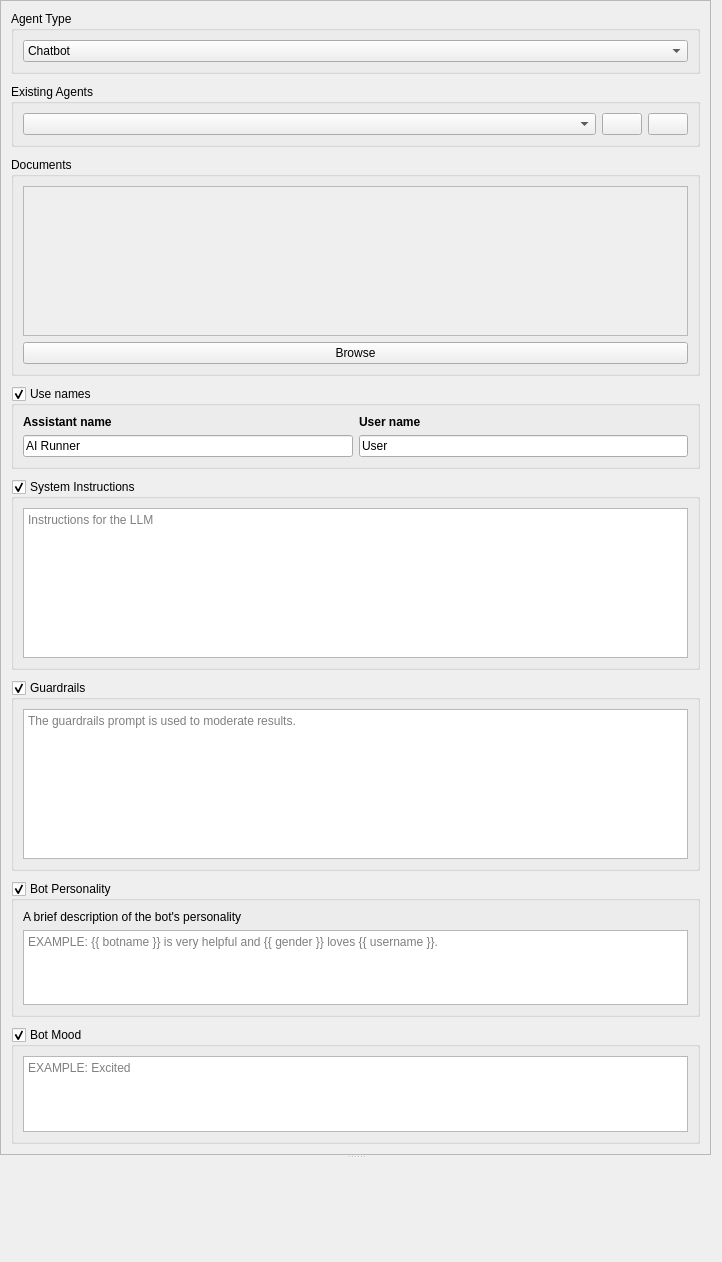
This is src/airunner/widgets/llm/templates/bot_preferences.ui in Capsize-Games/airunner as Qt 5 draws it before an edit. The edited form follows.
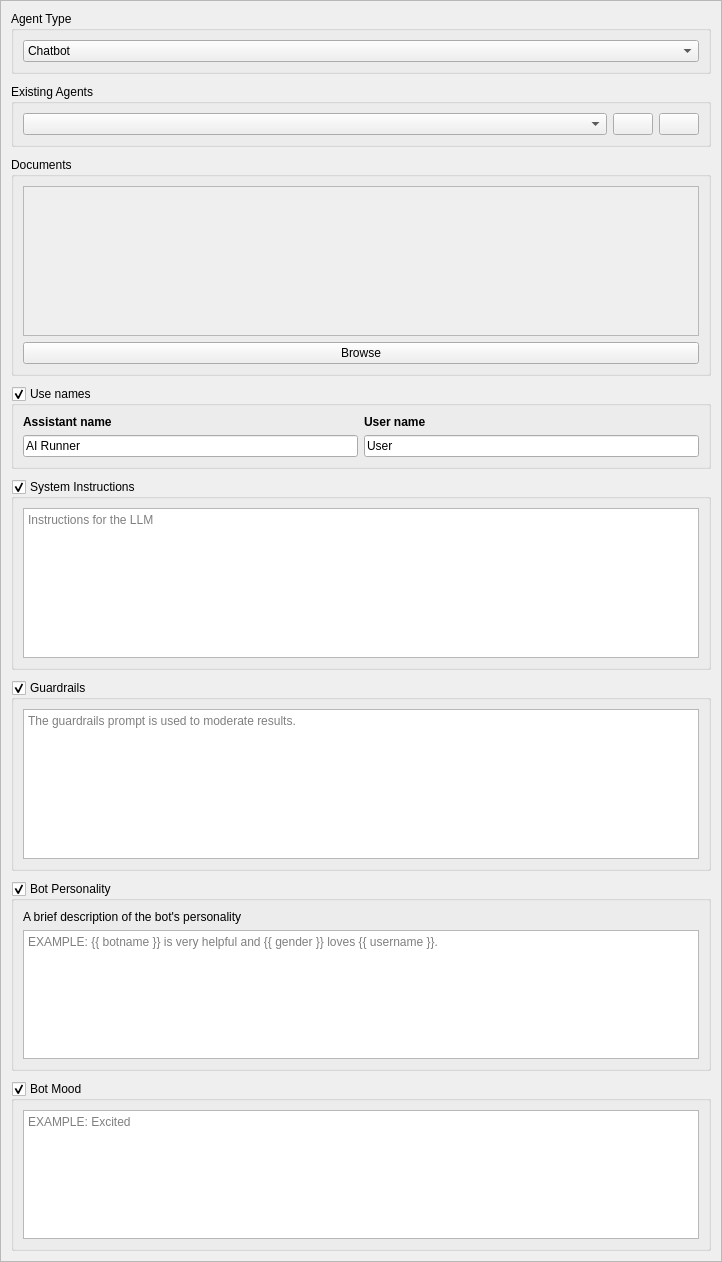
This is the edited form. Icons and pictures are not drawn. Custom widgets are drawn as their Qt base class.

Commit message: improved handling of generator settings

What changed in the file:
```diff
--- a/src/airunner/widgets/llm/templates/bot_preferences.ui
+++ b/src/airunner/widgets/llm/templates/bot_preferences.ui
@@ -20,6 +20,9 @@
    <property name="topMargin">
     <number>0</number>
    </property>
+   <property name="rightMargin">
+    <number>0</number>
+   </property>
    <property name="bottomMargin">
     <number>0</number>
    </property>
@@ -27,10 +30,6 @@
     <number>0</number>
    </property>
    <item row="0" column="0">
-    <widget class="QSplitter" name="splitter">
-     <property name="orientation">
-      <enum>Qt::Orientation::Vertical</enum>
-     </property>
      <widget class="QScrollArea" name="scrollArea">
       <property name="widgetResizable">
        <bool>true</bool>
@@ -40,8 +39,8 @@
         <rect>
          <x>0</x>
          <y>0</y>
-         <width>697</width>
-         <height>1196</height>
+        <width>720</width>
+        <height>1260</height>
         </rect>
        </property>
        <layout class="QGridLayout" name="gridLayout">
@@ -168,7 +167,7 @@
                <rect>
                 <x>0</x>
                 <y>0</y>
-                <width>651</width>
+               <width>674</width>
                 <height>148</height>
                </rect>
               </property>
@@ -380,19 +379,9 @@
        </layout>
       </widget>
      </widget>
-     <widget class="LLMSettingsWidget" name="llm_settings_widget" native="true"/>
-    </widget>
    </item>
   </layout>
  </widget>
- <customwidgets>
-  <customwidget>
-   <class>LLMSettingsWidget</class>
-   <extends>QWidget</extends>
-   <header>airunner/widgets/llm/llm_settings_widget</header>
-   <container>1</container>
-  </customwidget>
- </customwidgets>
  <resources/>
  <connections>
   <connection>
```
Left out of the diff: 40 changed lines with no effect on the pictures. Lines whose indentation alone changed are shown as unchanged. The commit also changes 4 other files.
